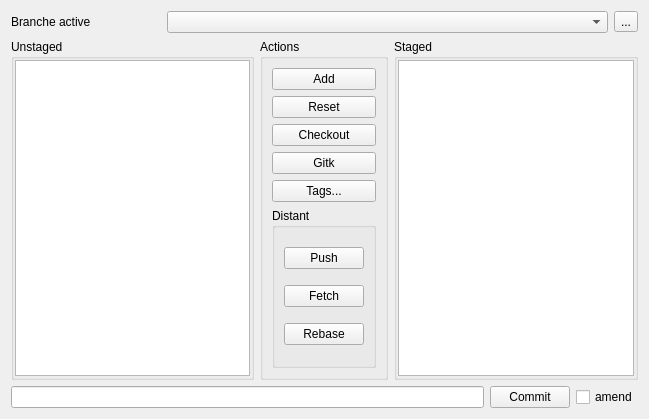
darkFrancis/ProjectManager, file projects/ProjectManager/tabs/tabgit.ui: the form before one commit.
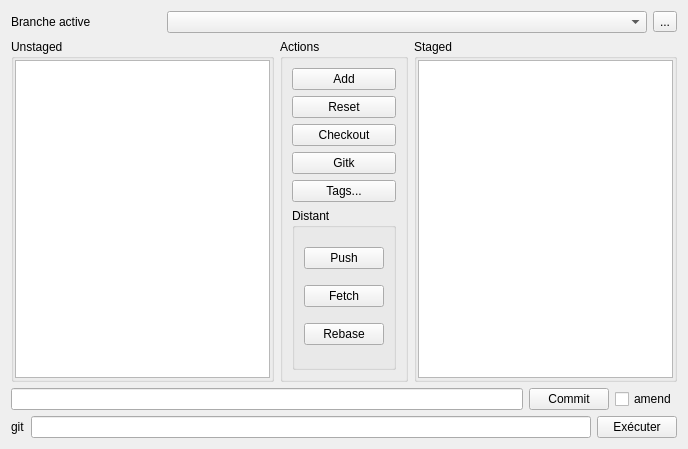
The form after the commit.

Diff of the .ui file:
```diff
--- a/projects/ProjectManager/tabs/tabgit.ui
+++ b/projects/ProjectManager/tabs/tabgit.ui
@@ -6,15 +6,15 @@
    <rect>
     <x>0</x>
     <y>0</y>
-    <width>649</width>
-    <height>419</height>
+    <width>688</width>
+    <height>449</height>
    </rect>
   </property>
   <property name="windowTitle">
    <string>Form</string>
   </property>
-  <layout class="QVBoxLayout" name="verticalLayout_4">
-   <item>
+  <layout class="QGridLayout" name="gridLayout">
+   <item row="0" column="0">
     <layout class="QHBoxLayout" name="horizontalLayout_3">
      <item>
       <widget class="QLabel" name="label_branch">
@@ -41,7 +41,7 @@
      </item>
     </layout>
    </item>
-   <item>
+   <item row="1" column="0">
     <layout class="QHBoxLayout" name="horizontalLayout_2">
      <item>
       <widget class="QGroupBox" name="groupBox_unstaged">
@@ -187,7 +187,7 @@
      </item>
     </layout>
    </item>
-   <item>
+   <item row="2" column="0">
     <layout class="QHBoxLayout" name="horizontalLayout">
      <item>
       <widget class="QLineEdit" name="lineEdit_commit"/>
@@ -208,6 +208,27 @@
      </item>
     </layout>
    </item>
+   <item row="3" column="0">
+    <layout class="QHBoxLayout" name="horizontalLayout_4">
+     <item>
+      <widget class="QLabel" name="label_extra">
+       <property name="text">
+        <string>git</string>
+       </property>
+      </widget>
+     </item>
+     <item>
+      <widget class="QLineEdit" name="lineEdit_extra"/>
+     </item>
+     <item>
+      <widget class="QPushButton" name="pushButton_extra">
+       <property name="text">
+        <string>Exécuter</string>
+       </property>
+      </widget>
+     </item>
+    </layout>
+   </item>
   </layout>
  </widget>
  <resources/>
```
